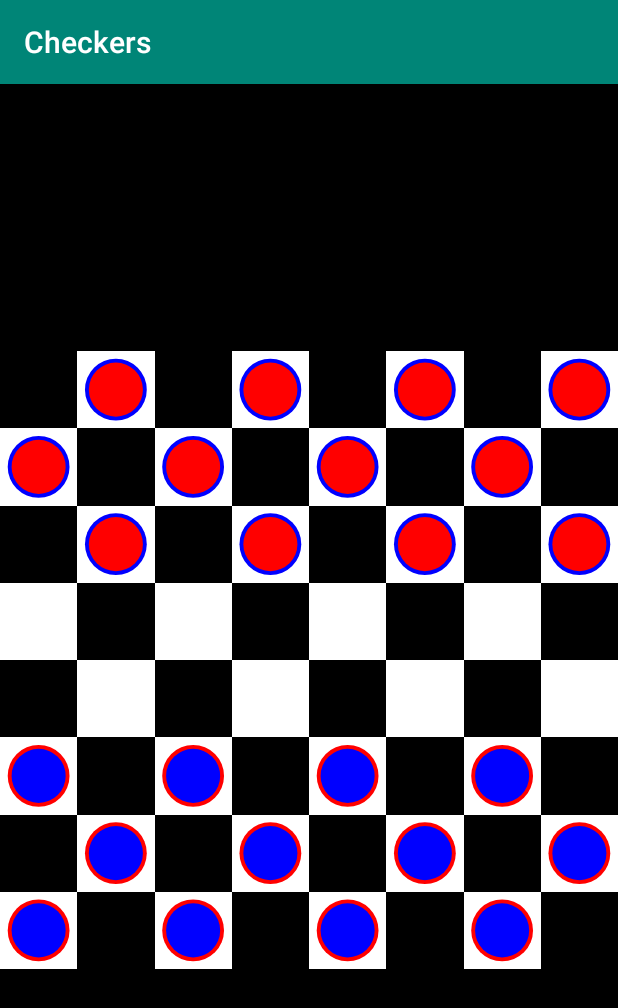
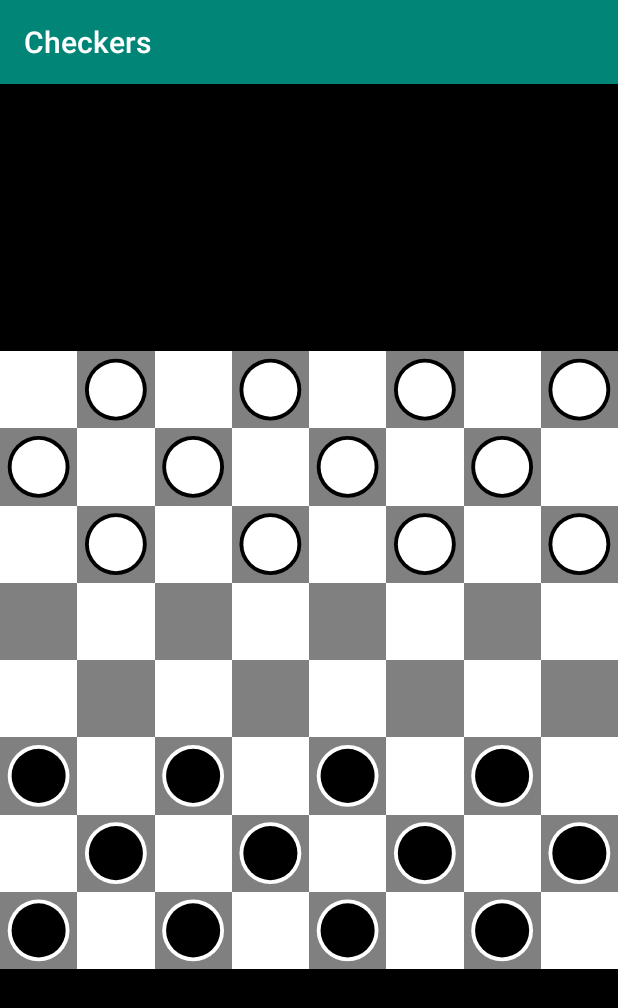
Before and after one commit to APRO-Project/checkers, an Android app: the screen it shows after launch (MainActivity), on a phone screen of 412 x 824 dp. Shown: the top 1008 px of the screen. Run offline under Robolectric (Android 15) with nearby library versions, the phone set to English and light mode, and no system bars.

Commit message:
Improve grid and player colors

```diff
--- a/app/src/main/java/com/cyberbot/checkers/game/Grid.kt
+++ b/app/src/main/java/com/cyberbot/checkers/game/Grid.kt
@@ -2,7 +2,7 @@ package com.cyberbot.checkers.game
 
 import kotlin.math.pow
 
-class Grid(val size: Int = 8, val playerRows: Int = 3) : Iterable<GridEntry> {
+class Grid(val size: Int = 8, private val playerRows: Int = 3) : Iterable<GridEntry> {
     private val gridEntries: Array<GridEntry>
 
     init {
--- a/app/src/main/java/com/cyberbot/checkers/ui/view/CheckersGridView.kt
+++ b/app/src/main/java/com/cyberbot/checkers/ui/view/CheckersGridView.kt
@@ -14,6 +14,10 @@ class CheckersGridView(
     context: Context,
     attrs: AttributeSet?
 ) : View(context, attrs) {
+    companion object{
+        val COLOR_DEFAULT_GRID =  Color.rgb(0.5F, 0.5F, 0.5F)
+    }
+
     private var gridColor1: Int = 0
         set(value) {
             field = value
@@ -89,7 +93,15 @@ class CheckersGridView(
     private var playerRadiusOutline: Float = 0F
 
     var playerSize: Float = 0.7F
+        set(value) {
+            field = value
+            invalidate()
+        }
     var playerOutlineSize: Float = 0.8F
+        set(value) {
+            field = value
+            invalidate()
+        }
     var gridData = Grid(8, 3)
 
     init {
@@ -99,14 +111,14 @@ class CheckersGridView(
             0, 0
         ).apply {
             try {
-                gridColor1 = getColor(R.styleable.CheckersGridView_grid_color1, Color.WHITE)
-                gridColor2 = getColor(R.styleable.CheckersGridView_grid_color2, Color.BLACK)
-                playerColor1 = getColor(R.styleable.CheckersGridView_player_color1, Color.RED)
-                playerColor2 = getColor(R.styleable.CheckersGridView_player_color2, Color.BLUE)
+                gridColor1 = getColor(R.styleable.CheckersGridView_grid_color1, COLOR_DEFAULT_GRID)
+                gridColor2 = getColor(R.styleable.CheckersGridView_grid_color2, Color.WHITE)
+                playerColor1 = getColor(R.styleable.CheckersGridView_player_color1, Color.WHITE)
+                playerColor2 = getColor(R.styleable.CheckersGridView_player_color2, Color.BLACK)
                 playerOutlineColor1 =
-                    getColor(R.styleable.CheckersGridView_player_outline_color1, Color.BLUE)
+                    getColor(R.styleable.CheckersGridView_player_outline_color1, Color.BLACK)
                 playerOutlineColor2 =
-                    getColor(R.styleable.CheckersGridView_player_outline_color1, Color.RED)
+                    getColor(R.styleable.CheckersGridView_player_outline_color1, Color.WHITE)
             } finally {
                 recycle()
             }
```
